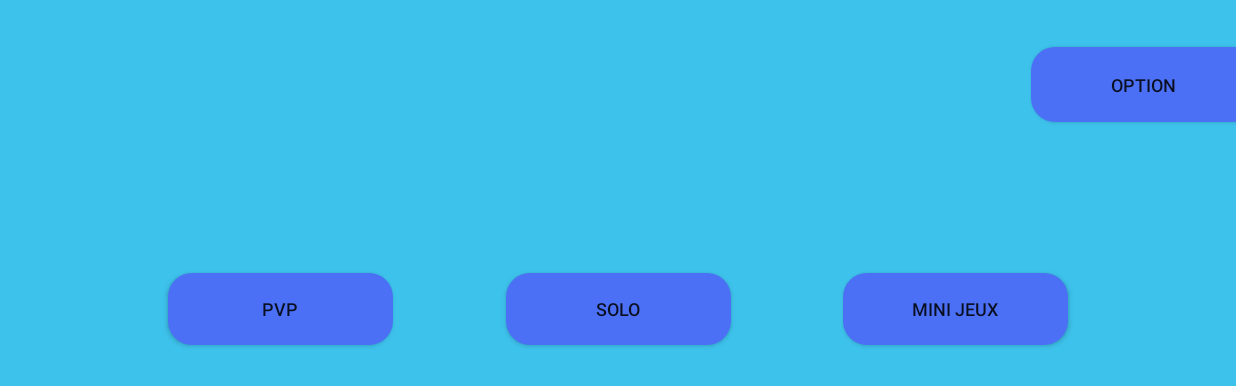
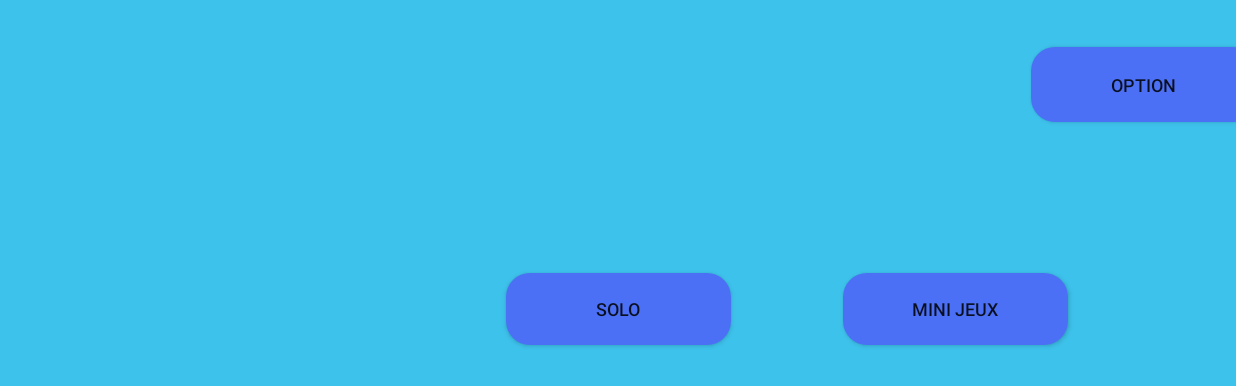
Before and after one commit to Zoro732/PixelParty, an Android app: the screen it shows after launch (MainActivity), on a phone screen of 824 x 412 dp (held sideways). Shown: the top 386 px of the screen. Run offline under Robolectric (Android 15) with nearby library versions, the phone set to English and light mode, and no system bars.

Commit message:
MAJ V1 - Supp PvP

```diff
--- a/app/src/main/java/com/example/helloworld/MainActivity.java
+++ b/app/src/main/java/com/example/helloworld/MainActivity.java
@@ -22,15 +22,6 @@ public class MainActivity extends AppCompatActivity {
             @Override
             public void onClick(View v) {
                 Intent intent = new Intent(MainActivity.this, SpriteActivity.class);
-                startActivity(intent);
-            }
-        });
-
-        Button gameMode_PvP = findViewById(R.id.gameMode_PvP);
-        gameMode_PvP.setOnClickListener(new View.OnClickListener() {
-            @Override
-            public void onClick(View v) {
-                Intent intent = new Intent(MainActivity.this, PvpActivity.class);
                 startActivity(intent);
             }
         });
--- a/app/src/main/res/layout/activity_main.xml
+++ b/app/src/main/res/layout/activity_main.xml
@@ -5,23 +5,6 @@
     android:layout_width="match_parent"
     android:layout_height="match_parent"
     tools:context=".MainActivity">
-
-
-    <Button
-        android:id="@+id/gameMode_PvP"
-        android:layout_width="150dp"
-        android:layout_height="wrap_content"
-        android:layout_alignParentBottom="true"
-        android:layout_centerHorizontal="true"
-        android:layout_marginRight="450dp"
-        android:background="@drawable/rounded_button"
-        android:text="PvP"
-
-        android:textSize="12sp"
-        app:layout_constraintBottom_toBottomOf="parent"
-        app:layout_constraintLeft_toLeftOf="parent"
-        app:layout_constraintRight_toRightOf="parent"
-        app:layout_constraintTop_toTopOf="parent" />
 
     <Button
         android:id="@+id/gameMode_Solo"
--- a/app/src/main/res/mipmap-anydpi-v26/ic_launcher.xml
+++ b/app/src/main/res/mipmap-anydpi-v26/ic_launcher.xml
@@ -1,5 +1,4 @@
 <?xml version="1.0" encoding="utf-8"?>
 <adaptive-icon xmlns:android="http://schemas.android.com/apk/res/android">
-    <background android:drawable="@drawable/ic_launcher_background" />
-    <foreground android:drawable="@drawable/ic_launcher_foreground" />
+    <background android:drawable="@drawable/ppapp" />
 </adaptive-icon>
--- a/app/src/main/res/mipmap-anydpi-v26/ic_launcher_round.xml
+++ b/app/src/main/res/mipmap-anydpi-v26/ic_launcher_round.xml
@@ -1,5 +1,4 @@
 <?xml version="1.0" encoding="utf-8"?>
 <adaptive-icon xmlns:android="http://schemas.android.com/apk/res/android">
-    <background android:drawable="@drawable/ic_launcher_background" />
-    <foreground android:drawable="@drawable/ic_launcher_foreground" />
+    <background android:drawable="@drawable/ppapp" />
 </adaptive-icon>
```
Also changed, not shown: app/src/main/java/com/example/helloworld/OptionActivity.java (+9 -2 lines), app/src/main/res/drawable/ppapp.jpg (added), app/src/main/res/mipmap-hdpi/ic_launcher.png (deleted), app/src/main/res/mipmap-hdpi/ic_launcher_round.png (deleted), app/src/main/res/mipmap-mdpi/ic_launcher.png (deleted), app/src/main/res/mipmap-mdpi/ic_launcher_round.png (deleted), app/src/main/res/mipmap-xhdpi/ic_launcher.png (deleted), app/src/main/res/mipmap-xhdpi/ic_launcher_round.png (deleted), app/src/main/res/mipmap-xxhdpi/ic_launcher.png (deleted), app/src/main/res/mipmap-xxhdpi/ic_launcher_round.png (deleted), app/src/main/res/mipmap-xxxhdpi/ic_launcher.png (deleted), app/src/main/res/mipmap-xxxhdpi/ic_launcher_round.png (deleted).
